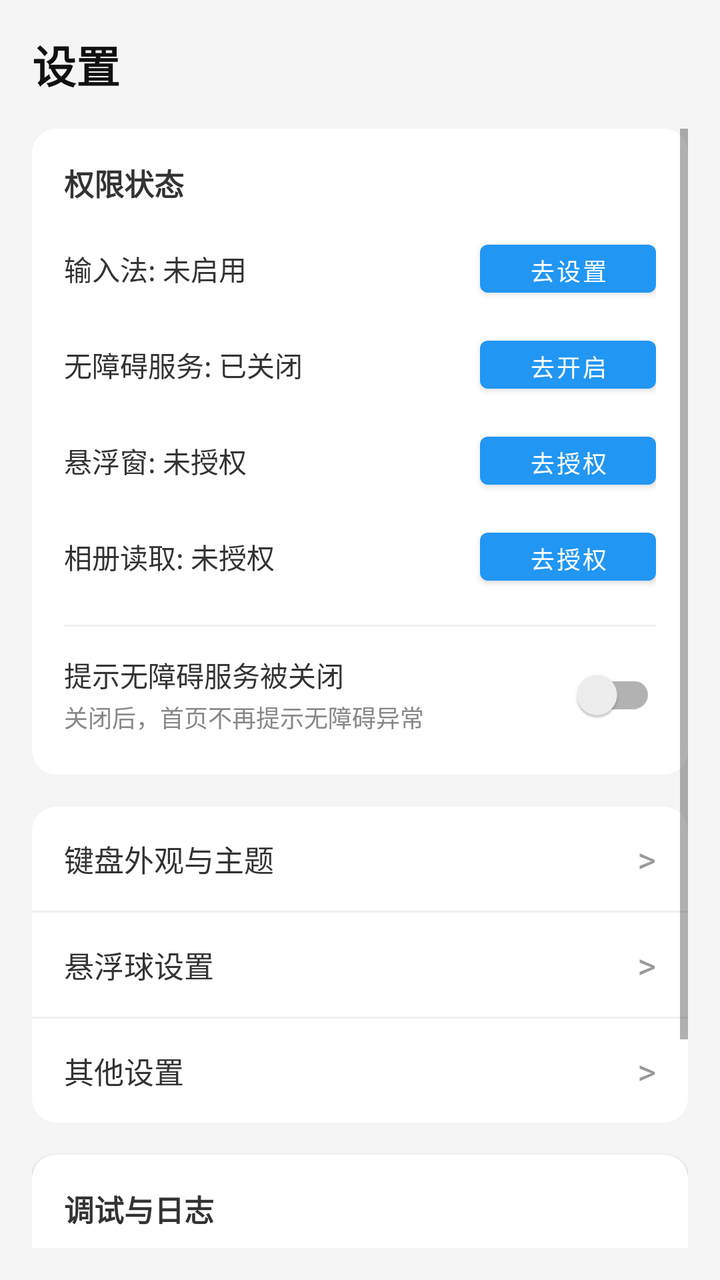
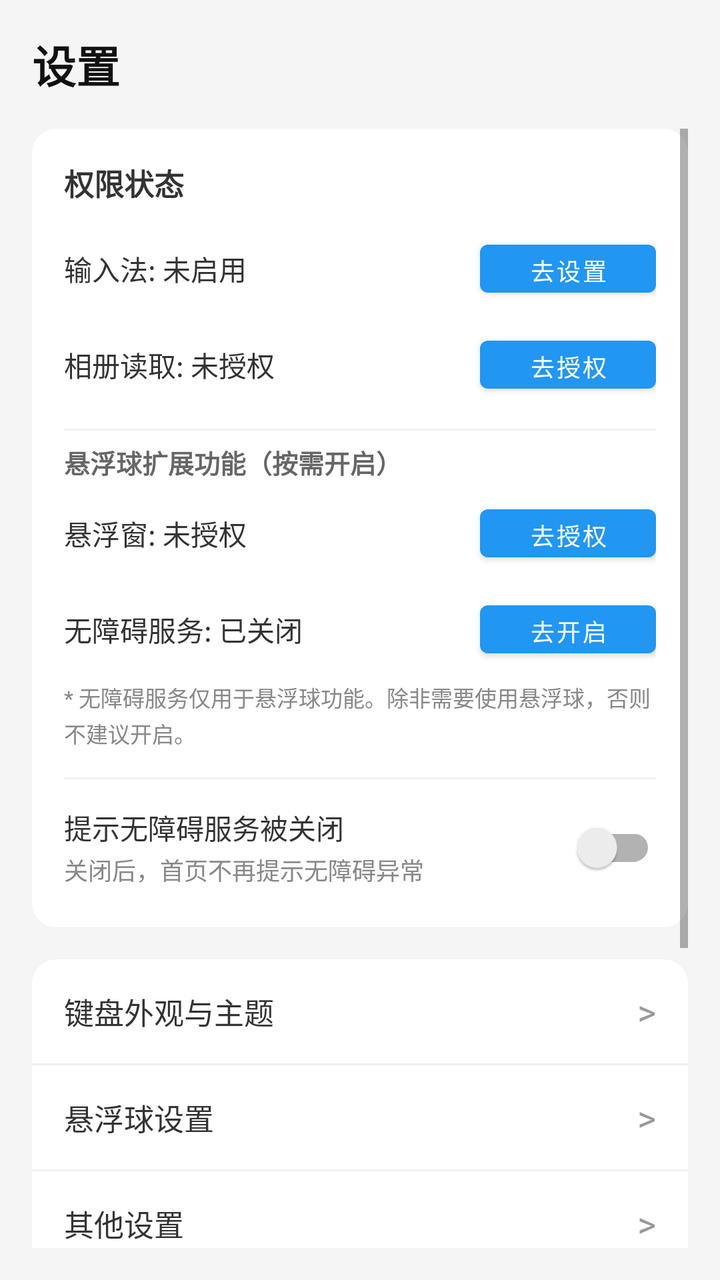

The first picture is an Android layout as it rendered before a commit; the second is the same layout after the commit. The layout source and the unified diff follow.
<!-- AndroidManifest.xml: application theme Theme.Test -->
<!-- res/layout/activity_settings.xml -->
<?xml version="1.0" encoding="utf-8"?>
<LinearLayout xmlns:android="http://schemas.android.com/apk/res/android"
    android:layout_width="match_parent"
    android:layout_height="match_parent"
    android:orientation="vertical"
    android:padding="16dp"
    android:background="#F5F5F5">

    <TextView
        android:layout_width="wrap_content"
        android:layout_height="wrap_content"
        android:text="设置"
        android:textSize="22sp"
        android:textStyle="bold"
        android:textColor="#111111"
        android:layout_marginBottom="16dp" />

    <ScrollView
        android:layout_width="match_parent"
        android:layout_height="match_parent"
        android:fillViewport="true">

        <LinearLayout
            android:layout_width="match_parent"
            android:layout_height="wrap_content"
            android:orientation="vertical">

            
            <LinearLayout
                android:layout_width="match_parent"
                android:layout_height="wrap_content"
                android:orientation="vertical"
                android:background="@drawable/bg_home_card"
                android:padding="16dp"
                android:elevation="1dp"
                android:layout_marginBottom="16dp">

                <TextView
                    android:layout_width="wrap_content"
                    android:layout_height="wrap_content"
                    android:text="权限状态"
                    android:textSize="15sp"
                    android:textStyle="bold"
                    android:textColor="#333333"
                    android:layout_marginBottom="8dp" />

                
                <LinearLayout
                    android:layout_width="match_parent"
                    android:layout_height="wrap_content"
                    android:orientation="horizontal"
                    android:gravity="center_vertical"
                    android:paddingVertical="6dp">

                    <TextView
                        android:id="@+id/tvPermImeStatus"
                        android:layout_width="0dp"
                        android:layout_height="wrap_content"
                        android:layout_weight="1"
                        android:text="输入法: 未启用"
                        android:textSize="14sp"
                        android:textColor="#333333" />

                    <Button
                        android:id="@+id/btnPermImeAction"
                        android:layout_width="wrap_content"
                        android:layout_height="36dp"
                        android:textSize="12sp"
                        android:text="去设置" />
                </LinearLayout>

                
                <LinearLayout
                    android:layout_width="match_parent"
                    android:layout_height="wrap_content"
                    android:orientation="horizontal"
                    android:gravity="center_vertical"
                    android:paddingVertical="6dp">

                    <TextView
                        android:id="@+id/tvPermA11yStatus"
                        android:layout_width="0dp"
                        android:layout_height="wrap_content"
                        android:layout_weight="1"
                        android:text="无障碍服务: 已关闭"
                        android:textSize="14sp"
                        android:textColor="#333333" />

                    <Button
                        android:id="@+id/btnPermA11yAction"
                        android:layout_width="wrap_content"
                        android:layout_height="36dp"
                        android:textSize="12sp"
                        android:text="去开启" />
                </LinearLayout>

                
                <LinearLayout
                    android:layout_width="match_parent"
                    android:layout_height="wrap_content"
                    android:orientation="horizontal"
                    android:gravity="center_vertical"
                    android:paddingVertical="6dp">

                    <TextView
                        android:id="@+id/tvPermOverlayStatus"
                        android:layout_width="0dp"
                        android:layout_height="wrap_content"
                        android:layout_weight="1"
                        android:text="悬浮窗: 未授权"
                        android:textSize="14sp"
                        android:textColor="#333333" />

                    <Button
                        android:id="@+id/btnPermOverlayAction"
                        android:layout_width="wrap_content"
                        android:layout_height="36dp"
                        android:textSize="12sp"
                        android:text="去授权" />
                </LinearLayout>

                
                <LinearLayout
                    android:layout_width="match_parent"
                    android:layout_height="wrap_content"
                    android:orientation="horizontal"
                    android:gravity="center_vertical"
                    android:paddingVertical="6dp">

                    <TextView
                        android:id="@+id/tvPermStorageStatus"
                        android:layout_width="0dp"
                        android:layout_height="wrap_content"
                        android:layout_weight="1"
                        android:text="相册读取: 未授权"
                        android:textSize="14sp"
                        android:textColor="#333333" />

                    <Button
                        android:id="@+id/btnPermStorageAction"
                        android:layout_width="wrap_content"
                        android:layout_height="36dp"
                        android:textSize="12sp"
                        android:text="去授权" />
                </LinearLayout>

                <View
                    android:layout_width="match_parent"
                    android:layout_height="1dp"
                    android:background="#F0F0F0"
                    android:layout_marginVertical="10dp" />

                
                <LinearLayout
                    android:layout_width="match_parent"
                    android:layout_height="wrap_content"
                    android:orientation="horizontal"
                    android:gravity="center_vertical">

                    <LinearLayout
                        android:layout_width="0dp"
                        android:layout_height="wrap_content"
                        android:layout_weight="1"
                        android:orientation="vertical">

                        <TextView
                            android:layout_width="wrap_content"
                            android:layout_height="wrap_content"
                            android:text="提示无障碍服务被关闭"
                            android:textSize="14sp"
                            android:textColor="#333333" />

                        <TextView
                            android:layout_width="wrap_content"
                            android:layout_height="wrap_content"
                            android:text="关闭后，首页不再提示无障碍异常"
                            android:textSize="12sp"
                            android:textColor="#888888"
                            android:layout_marginTop="2dp" />
                    </LinearLayout>

                    <androidx.appcompat.widget.SwitchCompat
                        android:id="@+id/swNotifyWhenA11yDisabled"
                        android:layout_width="wrap_content"
                        android:layout_height="wrap_content" />
                </LinearLayout>

            </LinearLayout>

            
            <LinearLayout
                android:layout_width="match_parent"
                android:layout_height="wrap_content"
                android:orientation="vertical"
                android:background="@drawable/bg_home_card"
                android:elevation="1dp"
                android:layout_marginBottom="16dp">

                
                <LinearLayout
                    android:id="@+id/btnNavKeyboardAppearance"
                    android:layout_width="match_parent"
                    android:layout_height="52dp"
                    android:orientation="horizontal"
                    android:gravity="center_vertical"
                    android:paddingHorizontal="16dp"
                    android:background="?android:attr/selectableItemBackground">

                    <TextView
                        android:layout_width="0dp"
                        android:layout_height="wrap_content"
                        android:layout_weight="1"
                        android:text="键盘外观与主题"
                        android:textSize="15sp"
                        android:textColor="#333333" />

                    <TextView
                        android:layout_width="wrap_content"
                        android:layout_height="wrap_content"
                        android:text=">"
                        android:textSize="18sp"
                        android:textColor="#999999" />
                </LinearLayout>

                <View
                    android:layout_width="match_parent"
                    android:layout_height="1dp"
                    android:background="#F0F0F0" />

                
                <LinearLayout
                    android:id="@+id/btnNavFloatingSettings"
                    android:layout_width="match_parent"
                    android:layout_height="52dp"
                    android:orientation="horizontal"
                    android:gravity="center_vertical"
                    android:paddingHorizontal="16dp"
                    android:background="?android:attr/selectableItemBackground">

                    <TextView
                        android:layout_width="0dp"
                        android:layout_height="wrap_content"
                        android:layout_weight="1"
                        android:text="悬浮球设置"
                        android:textSize="15sp"
                        android:textColor="#333333" />

                    <TextView
                        android:layout_width="wrap_content"
                        android:layout_height="wrap_content"
                        android:text=">"
                        android:textSize="18sp"
                        android:textColor="#999999" />
                </LinearLayout>

                <View
                    android:layout_width="match_parent"
                    android:layout_height="1dp"
                    android:background="#F0F0F0" />

                
                <LinearLayout
                    android:id="@+id/btnNavOtherSettings"
                    android:layout_width="match_parent"
                    android:layout_height="52dp"
                    android:orientation="horizontal"
                    android:gravity="center_vertical"
                    android:paddingHorizontal="16dp"
                    android:background="?android:attr/selectableItemBackground">

                    <TextView
                        android:layout_width="0dp"
                        android:layout_height="wrap_content"
                        android:layout_weight="1"
                        android:text="其他设置"
                        android:textSize="15sp"
                        android:textColor="#333333" />

                    <TextView
                        android:layout_width="wrap_content"
                        android:layout_height="wrap_content"
                        android:text=">"
                        android:textSize="18sp"
                        android:textColor="#999999" />
                </LinearLayout>

            </LinearLayout>

            
            <LinearLayout
                android:layout_width="match_parent"
                android:layout_height="wrap_content"
                android:orientation="vertical"
                android:background="@drawable/bg_home_card"
                android:elevation="1dp"
                android:layout_marginBottom="24dp">

                <TextView
                    android:layout_width="wrap_content"
                    android:layout_height="wrap_content"
                    android:text="调试与日志"
                    android:textSize="15sp"
                    android:textStyle="bold"
                    android:textColor="#333333"
                    android:paddingStart="16dp"
                    android:paddingTop="16dp"
                    android:paddingBottom="8dp" />

                
                <LinearLayout
                    android:id="@+id/btnNavControlTest"
                    android:layout_width="match_parent"
                    android:layout_height="52dp"
                    android:orientation="horizontal"
                    android:gravity="center_vertical"
                    android:paddingHorizontal="16dp"
                    android:background="?android:attr/selectableItemBackground">

                    <TextView
                        android:layout_width="0dp"
                        android:layout_height="wrap_content"
                        android:layout_weight="1"
                        android:text="标准对照组测试"
                        android:textSize="15sp"
                        android:textColor="#333333" />

                    <TextView
                        android:layout_width="wrap_content"
                        android:layout_height="wrap_content"
                        android:text=">"
                        android:textSize="18sp"
                        android:textColor="#999999" />
                </LinearLayout>

                <View
                    android:layout_width="match_parent"
                    android:layout_height="1dp"
                    android:background="#F0F0F0" />

                
                <LinearLayout
                    android:id="@+id/btnNavViewLogs"
                    android:layout_width="match_parent"
                    android:layout_height="52dp"
                    android:orientation="horizontal"
                    android:gravity="center_vertical"
                    android:paddingHorizontal="16dp"
                    android:background="?android:attr/selectableItemBackground">

                    <TextView
                        android:layout_width="0dp"
                        android:layout_height="wrap_content"
                        android:layout_weight="1"
                        android:text="查看运行日志"
                        android:textSize="15sp"
                        android:textColor="#333333" />

                    <TextView
                        android:layout_width="wrap_content"
                        android:layout_height="wrap_content"
                        android:text=">"
                        android:textSize="18sp"
                        android:textColor="#999999" />
                </LinearLayout>

            </LinearLayout>

        </LinearLayout>
    </ScrollView>

</LinearLayout>
<!-- resources referenced by this layout -->
<resources>
  <!-- drawable bg_home_card (drawable) -->
  <?xml version="1.0" encoding="utf-8"?>
  <shape xmlns:android="http://schemas.android.com/apk/res/android"
      android:shape="rectangle">
      <solid android:color="#FFFFFF" />
      <corners android:radius="12dp" />
  </shape>
  <style name="Theme.Test" parent="Theme.MaterialComponents.DayNight.NoActionBar">
          <item name="colorPrimary">#2196F3</item>
          <item name="colorPrimaryVariant">#1976D2</item>
          <item name="colorOnPrimary">#FFFFFF</item>
          <item name="colorSecondary">#03DAC6</item>
          <item name="colorSecondaryVariant">#018786</item>
          <item name="colorOnSecondary">#000000</item>
          <item name="android:statusBarColor">?attr/colorPrimaryVariant</item>
      </style>
</resources>

<!-- the commit's change to res/layout/activity_settings.xml (unified diff, before → after) -->
@@ -78,6 +78,72 @@
                     android:paddingVertical="6dp">
 
                     <TextView
+                        android:id="@+id/tvPermStorageStatus"
+                        android:layout_width="0dp"
+                        android:layout_height="wrap_content"
+                        android:layout_weight="1"
+                        android:text="相册读取: 未授权"
+                        android:textSize="14sp"
+                        android:textColor="#333333" />
+
+                    <Button
+                        android:id="@+id/btnPermStorageAction"
+                        android:layout_width="wrap_content"
+                        android:layout_height="36dp"
+                        android:textSize="12sp"
+                        android:text="去授权" />
+                </LinearLayout>
+
+                <View
+                    android:layout_width="match_parent"
+                    android:layout_height="1dp"
+                    android:background="#F0F0F0"
+                    android:layout_marginTop="8dp"
+                    android:layout_marginBottom="6dp" />
+
+                <TextView
+                    android:layout_width="match_parent"
+                    android:layout_height="wrap_content"
+                    android:text="悬浮球扩展功能（按需开启）"
+                    android:textSize="13sp"
+                    android:textStyle="bold"
+                    android:textColor="#666666"
+                    android:layout_marginBottom="2dp" />
+
+                
+                <LinearLayout
+                    android:layout_width="match_parent"
+                    android:layout_height="wrap_content"
+                    android:orientation="horizontal"
+                    android:gravity="center_vertical"
+                    android:paddingVertical="6dp">
+
+                    <TextView
+                        android:id="@+id/tvPermOverlayStatus"
+                        android:layout_width="0dp"
+                        android:layout_height="wrap_content"
+                        android:layout_weight="1"
+                        android:text="悬浮窗: 未授权"
+                        android:textSize="14sp"
+                        android:textColor="#333333" />
+
+                    <Button
+                        android:id="@+id/btnPermOverlayAction"
+                        android:layout_width="wrap_content"
+                        android:layout_height="36dp"
+                        android:textSize="12sp"
+                        android:text="去授权" />
+                </LinearLayout>
+
+                
+                <LinearLayout
+                    android:layout_width="match_parent"
+                    android:layout_height="wrap_content"
+                    android:orientation="horizontal"
+                    android:gravity="center_vertical"
+                    android:paddingVertical="6dp">
+
+                    <TextView
                         android:id="@+id/tvPermA11yStatus"
                         android:layout_width="0dp"
                         android:layout_height="wrap_content"
@@ -94,55 +160,15 @@
                         android:text="去开启" />
                 </LinearLayout>
 
-                
-                <LinearLayout
-                    android:layout_width="match_parent"
-                    android:layout_height="wrap_content"
-                    android:orientation="horizontal"
-                    android:gravity="center_vertical"
-                    android:paddingVertical="6dp">
-
-                    <TextView
-                        android:id="@+id/tvPermOverlayStatus"
-                        android:layout_width="0dp"
-                        android:layout_height="wrap_content"
-                        android:layout_weight="1"
-                        android:text="悬浮窗: 未授权"
-                        android:textSize="14sp"
-                        android:textColor="#333333" />
-
-                    <Button
-                        android:id="@+id/btnPermOverlayAction"
-                        android:layout_width="wrap_content"
-                        android:layout_height="36dp"
-                        android:textSize="12sp"
-                        android:text="去授权" />
-                </LinearLayout>
-
-                
-                <LinearLayout
-                    android:layout_width="match_parent"
-                    android:layout_height="wrap_content"
-                    android:orientation="horizontal"
-                    android:gravity="center_vertical"
-                    android:paddingVertical="6dp">
-
-                    <TextView
-                        android:id="@+id/tvPermStorageStatus"
-                        android:layout_width="0dp"
-                        android:layout_height="wrap_content"
-                        android:layout_weight="1"
-                        android:text="相册读取: 未授权"
-                        android:textSize="14sp"
-                        android:textColor="#333333" />
-
-                    <Button
-                        android:id="@+id/btnPermStorageAction"
-                        android:layout_width="wrap_content"
-                        android:layout_height="36dp"
-                        android:textSize="12sp"
-                        android:text="去授权" />
-                </LinearLayout>
+                <TextView
+                    android:layout_width="match_parent"
+                    android:layout_height="wrap_content"
+                    android:text="* 无障碍服务仅用于悬浮球功能。除非需要使用悬浮球，否则不建议开启。"
+                    android:textSize="11sp"
+                    android:textColor="#888888"
+                    android:layout_marginTop="2dp"
+                    android:layout_marginBottom="4dp"
+                    android:lineSpacingExtra="2dp" />
 
                 <View
                     android:layout_width="match_parent"
